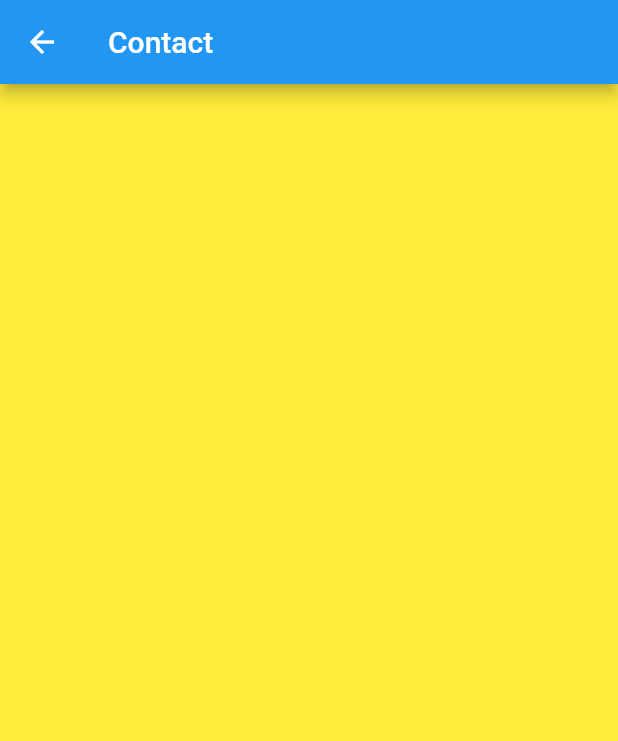
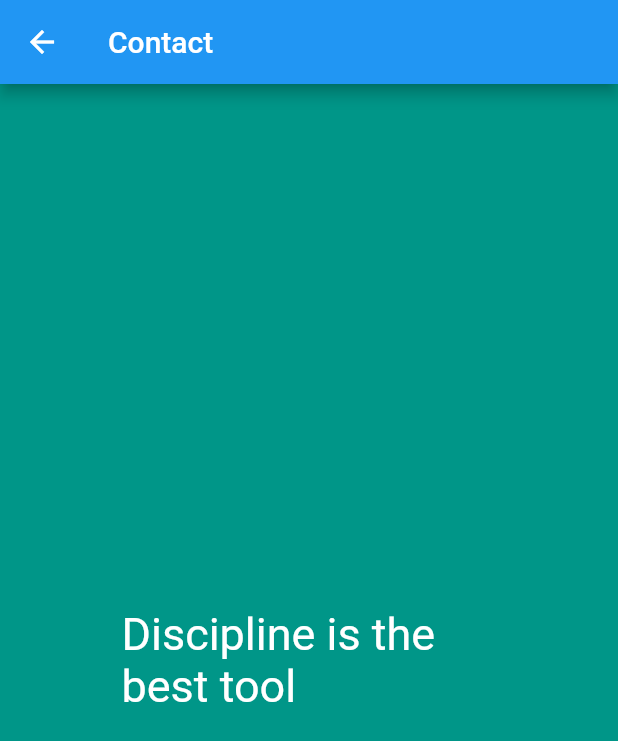
Before and after one commit to baborges45/Flutter_animated_fab_menu, a Flutter app: the ContactScreen screen opened by its route, on a phone screen of 412 x 824 dp. Shown: the top 741 px of the screen. Run offline on Flutter 3.47's test engine with Material 2 defaults, Android fonts, the phone set to English and light mode, and no system bars; drawn by our look-alikes of animated_text_kit; our stand-ins replace page_transition; Roboto replaces fonts that are missing (Agne).

Commit message:
implementing route changes

```diff
--- a/lib/app/screens/contact_screen.dart
+++ b/lib/app/screens/contact_screen.dart
@@ -1,16 +1,77 @@
+import 'package:animated_text_kit/animated_text_kit.dart';
 import 'package:flutter/material.dart';
+import 'package:page_transition/page_transition.dart';
 
-class ContactScreen extends StatelessWidget {
+import '../home_page.dart';
+
+class ContactScreen extends StatefulWidget {
   const ContactScreen({Key? key}) : super(key: key);
+
+  @override
+  State<ContactScreen> createState() => _ContactScreenState();
+}
+
+class _ContactScreenState extends State<ContactScreen> {
+  Future<void> hideScreen() async {
+    await Future.delayed(Duration(seconds: 5), () async {
+      Navigator.push(
+        context,
+        PageTransition(
+          child: HomePage(),
+          type: PageTransitionType.size,
+          alignment: Alignment.center,
+          duration: Duration(milliseconds: 600),
+          reverseDuration: Duration(milliseconds: 600),
+        ),
+      );
+    });
+  }
+
+  bool hided = false;
+
+  @override
+  void didChangeDependencies() {
+    if (!hided) {
+      hideScreen();
+      hided = true;
+    }
+    super.didChangeDependencies();
+  }
 
   @override
   Widget build(BuildContext context) {
     return Scaffold(
-      backgroundColor: Colors.yellow,
+      backgroundColor: Colors.teal,
       appBar: AppBar(
         title: const Text('Contact'),
       ),
-      body: Container(),
+      body: Center(
+        child: Align(
+          child: SizedBox(
+            width: 250.0,
+            child: DefaultTextStyle(
+              style: const TextStyle(
+                fontSize: 30.0,
+                fontFamily: 'Agne',
+              ),
+              child: AnimatedTextKit(
+                animatedTexts: [
+                  TypewriterAnimatedText(
+                    'Discipline is the best tool',
+                  ),
+                  TypewriterAnimatedText('Design first, then code'),
+                  TypewriterAnimatedText('Do not patch bugs out, rewrite them'),
+                  TypewriterAnimatedText(
+                      'Do not test bugs out, design them out'),
+                ],
+                onTap: () {
+                  print("Tap Event");
+                },
+              ),
+            ),
+          ),
+        ),
+      ),
     );
   }
 }
```
Also changed, not shown: lib/app/home_page.dart (+22 -0 lines), lib/app/screens/camera_screen.dart (+64 -3 lines), pubspec.yaml (+14 -14 lines), pubspec.lock.
